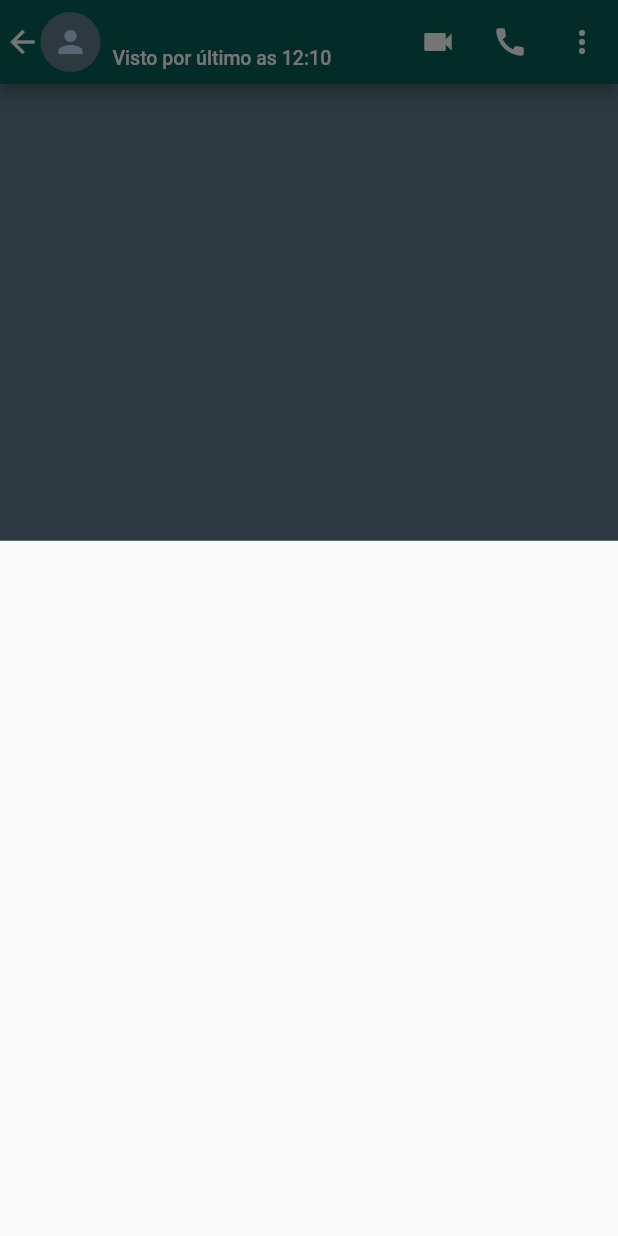
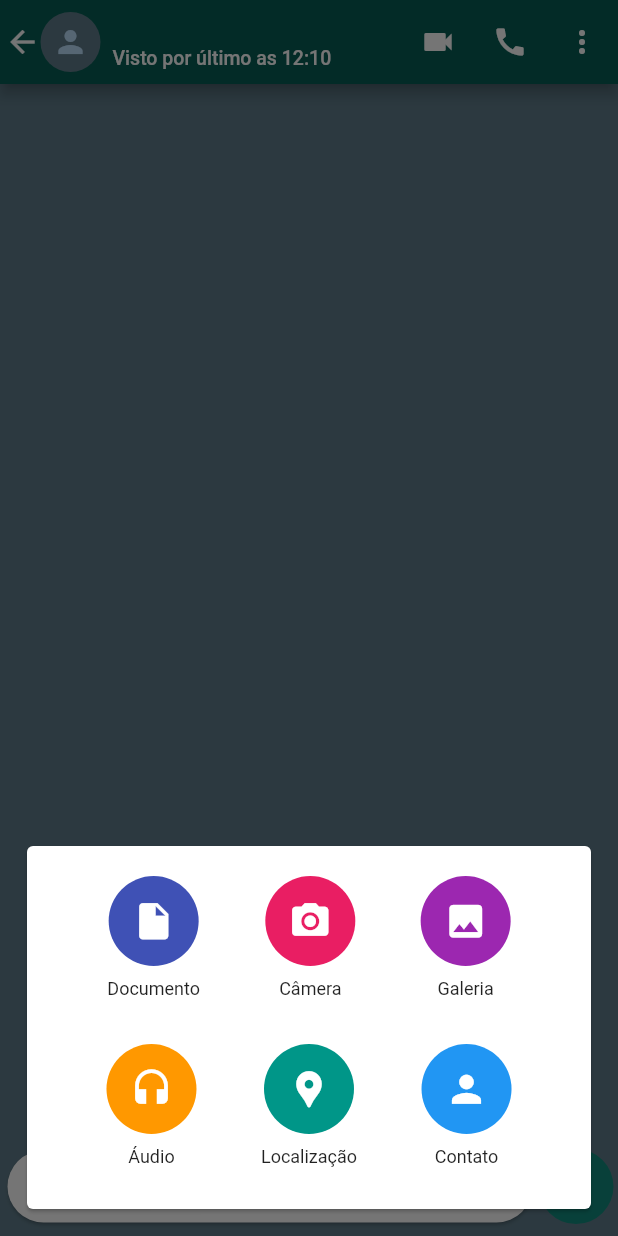
Before and after one commit to CadisRaziel/WhatsApp_clone_flutter_NodeJs_SocketIO, a Flutter app: the IndividualPage screen opened directly with empty values, item 2 of the bottom bar chosen, on a phone screen of 412 x 824 dp. Run offline on Flutter 3.47's test engine with Material 2 defaults, Android fonts, the phone set to English and light mode, and no system bars; our stand-ins replace google_fonts.

Commit message:
fim do o showModalBottomSheet e as funções bottomClips iconCreationClips

```diff
--- a/lib/modules/pages/individual_page.dart
+++ b/lib/modules/pages/individual_page.dart
@@ -80,8 +80,95 @@ class _IndividualPageState extends State<IndividualPage> {
     );
   }
 
+  //*Widget do IconButton clips
   Widget bottomClips() {
-    return Container();
+    return Container(
+      height: 278,
+      width: MediaQuery.of(context).size.width,
+      child: Card(
+        margin: EdgeInsets.all(18),
+        child: Padding(
+          padding: const EdgeInsets.symmetric(horizontal: 10, vertical: 20),
+          //*SingleChildScrollView = para a hora de rotacionar ele nao quebre a tela por conta do tamanho do container
+          child: SingleChildScrollView(
+            child: Column(
+              children: [
+                Row(
+                  mainAxisAlignment: MainAxisAlignment.spaceEvenly,
+                  children: [
+                    iconCreationClips(
+                      icon: Icons.insert_drive_file,
+                      color: Colors.indigo,
+                      text: 'Documento',
+                    ),
+                    iconCreationClips(
+                      icon: Icons.camera_alt,
+                      color: Colors.pink,
+                      text: 'Câmera',
+                    ),
+                    iconCreationClips(
+                      icon: Icons.insert_photo,
+                      color: Colors.purple,
+                      text: 'Galeria',
+                    ),
+                  ],
+                ),
+                SizedBox(height: 30),
+                Row(
+                  mainAxisAlignment: MainAxisAlignment.spaceEvenly,
+                  children: [
+                    iconCreationClips(
+                      icon: Icons.headset,
+                      color: Colors.orange,
+                      text: 'Áudio',
+                    ),
+                    iconCreationClips(
+                      icon: Icons.location_pin,
+                      color: Colors.teal,
+                      text: 'Localização',
+                    ),
+                    iconCreationClips(
+                      icon: Icons.person,
+                      color: Colors.blue,
+                      text: 'Contato',
+                    ),
+                  ],
+                ),
+              ],
+            ),
+          ),
+        ),
+      ),
+    );
+  }
+
+  //*Icones para o IconButton clips
+  //*Repare que a partir dos parametros que insereimos, a hora que instacimaos ali em cima,
+  //*é só colocar o que queremos, isso evita a criação de varias e varias funções para a mesma finalidade
+  //*repare como uso os parametros abaixo, e repare como eu os coloco ali em cima quando eu instancio a função
+  Widget iconCreationClips({IconData? icon, Color? color, String? text}) {
+    return Column(
+      children: [
+        //*Colocar esse inkwell depois apenas no 'icon'
+        InkWell(
+          onTap: () {},
+          child: CircleAvatar(
+            backgroundColor: color,
+            radius: 30,
+            child: Icon(
+              icon,
+              size: 29,
+              color: Colors.white,
+            ),
+          ),
+        ),
+        SizedBox(height: 8),
+        Text(
+          text!,
+          style: TextStyle(fontSize: 12),
+        )
+      ],
+    );
   }
 
   @override
@@ -234,6 +321,9 @@ class _IndividualPageState extends State<IndividualPage> {
                                           //* por cima da tela atual, mostrando icones ou coisa que queremos, e deixando a tela de traz sem foco e escura clara
                                           //*podemos criar uma função de Widget e colocar o que quisermos dentro
                                           showModalBottomSheet(
+                                              //! colocamos a backgroundColor aqui para tirar a cor de fundo do container, e ficar somente a do card
+                                              backgroundColor:
+                                                  Colors.transparent,
                                               context: context,
                                               builder: (builder) =>
                                                   bottomClips());
```
